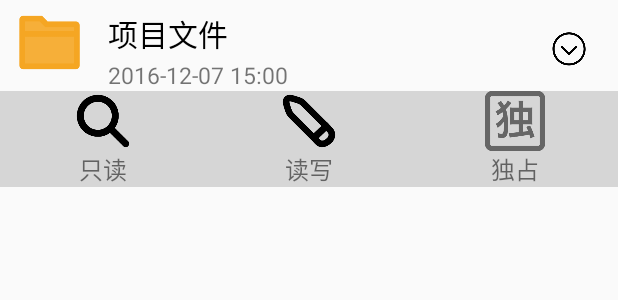
After one commit to LiuChangFreeman/TCloud, an Android app: the layout list_item_permission.xml on its own in the app's theme, with its tools: preview values and no code run, on a phone screen of 412 x 824 dp. The commit adds this screen. Shown: the top 300 px of the screen. Run offline under Robolectric (Android 15) with nearby library versions, the phone set to English and light mode, and no system bars.

Commit message:
permission
权限管理

```diff
--- /dev/null
+++ b/app/src/main/java/com/tongji/tcloud/model/User.java
@@ -0,0 +1,6 @@
+package com.tongji.tcloud.model;
+
+public class User {
+    public String username;
+    public String changed;
+}
--- /dev/null
+++ b/app/src/main/res/layout/list_item_permission.xml
@@ -0,0 +1,122 @@
+<?xml version="1.0" encoding="utf-8"?>
+<RelativeLayout xmlns:android="http://schemas.android.com/apk/res/android"
+    android:layout_width="wrap_content"
+    android:layout_height="wrap_content"
+    android:paddingBottom="5dp"
+    android:paddingTop="5dp"
+    android:gravity="center"
+    >
+    <RelativeLayout
+        android:id="@+id/item_show"
+        android:layout_width="match_parent"
+        android:layout_height="wrap_content">
+        <ImageView
+            android:id="@+id/item_image"
+            android:layout_width="46dp"
+            android:layout_height="46dp"
+            android:layout_marginLeft="10dp"
+            android:src="@drawable/folder_unshared"
+            />
+        <TextView
+            android:id="@+id/item_tv_main"
+            android:layout_width="wrap_content"
+            android:layout_height="wrap_content"
+            android:text="项目文件"
+            android:textSize="20sp"
+            android:textColor="#000"
+            android:layout_marginLeft="16dp"
+            android:layout_marginTop="2dp"
+            android:layout_toRightOf="@id/item_image"
+            />
+        <TextView
+            android:id="@+id/item_tv_time"
+            android:layout_width="wrap_content"
+            android:layout_height="wrap_content"
+            android:text="2016-12-07 15:00"
+            android:textSize="15sp"
+            android:layout_marginLeft="16dp"
+            android:layout_marginTop="2dp"
+            android:layout_toRightOf="@id/item_image"
+            android:layout_below="@id/item_tv_main"
+            />
+        <ImageView
+            android:id="@+id/item_open"
+            android:layout_width="25dp"
+            android:layout_height="25dp"
+            android:layout_marginRight="20dp"
+            android:layout_centerVertical="true"
+            android:src="@drawable/expand"
+            android:layout_alignParentRight="true"
+            />
+    </RelativeLayout>
+
+    <GridLayout
+        android:id="@+id/item_hide"
+        android:layout_below="@id/item_show"
+        android:background="#D6D6D6"
+        android:layout_width="match_parent"
+        android:layout_height="wrap_content"
+        android:columnCount="3"
+        android:rowCount="1">
+
+        <LinearLayout
+            android:id="@+id/item_rd"
+            android:layout_columnWeight="1"
+            android:orientation="vertical"
+            android:gravity="center">
+            <ImageView
+                android:layout_width="40dp"
+                android:layout_height="40dp"
+                android:src="@drawable/rd" />
+            <TextView
+                android:layout_width="40dp"
+                android:layout_height="wrap_content"
+                android:layout_weight="1"
+                android:drawablePadding="15dp"
+                android:text="只读"
+                android:textAlignment="center"
+                android:textSize="16sp" />
+        </LinearLayout>
+
+        <LinearLayout
+            android:id="@+id/item_wr"
+            android:layout_columnWeight="1"
+            android:orientation="vertical"
+            android:gravity="center"
+            >
+            <ImageView
+                android:layout_width="40dp"
+                android:layout_height="40dp"
+                android:src="@drawable/wr" />
+            <TextView
+                android:layout_width="40dp"
+                android:layout_height="wrap_content"
+                android:layout_weight="1"
+                android:drawablePadding="15dp"
+                android:text="读写"
+                android:textAlignment="center"
+                android:textSize="16sp" />
+        </LinearLayout>
+
+        <LinearLayout
+            android:id="@+id/item_only"
+            android:layout_columnWeight="1"
+            android:orientation="vertical"
+            android:gravity="center">
+            <ImageView
+                android:layout_width="40dp"
+                android:layout_height="40dp"
+                android:src="@drawable/only" />
+
+            <TextView
+                android:layout_width="40dp"
+                android:layout_height="wrap_content"
+                android:layout_weight="1"
+                android:drawablePadding="15dp"
+                android:text="独占"
+                android:textAlignment="center"
+                android:textSize="16sp" />
+        </LinearLayout>
+    </GridLayout>
+
+</RelativeLayout>
```
Also changed, not shown: app/src/main/java/com/tongji/tcloud/activity/MainActivity.java (+23 -21 lines), app/src/main/java/com/tongji/tcloud/adapter/PermissionAdapter.java (added, +138 -0 lines), app/src/main/java/com/tongji/tcloud/fragment/FolderFragment.java (+5 -2 lines), app/src/main/java/com/tongji/tcloud/fragment/PermissionFragment.java (added, +170 -0 lines), app/src/main/java/com/tongji/tcloud/model/RequestHelper.java (+52 -0 lines), app/src/main/java/com/tongji/tcloud/model/UserData.java (added, +9 -0 lines), app/src/main/java/com/tongji/tcloud/model/UsersResult.java (added, +9 -0 lines), app/src/main/res/drawable/only.png (added), app/src/main/res/drawable/rd.png (added), app/src/main/res/drawable/wr.png (added).
